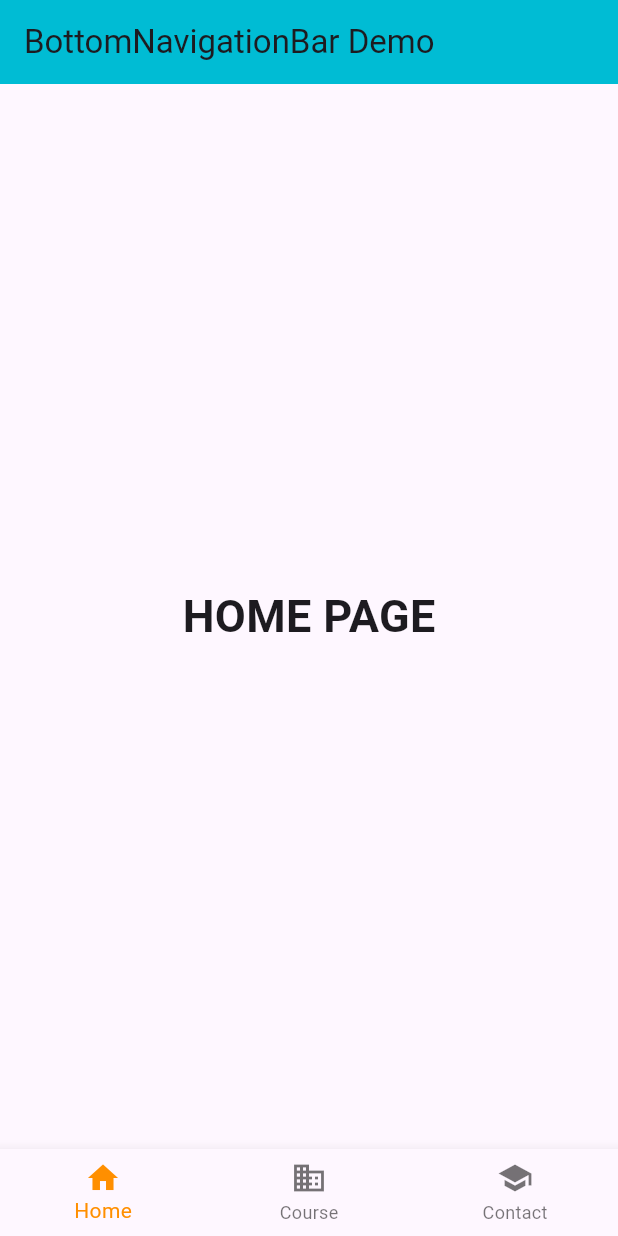
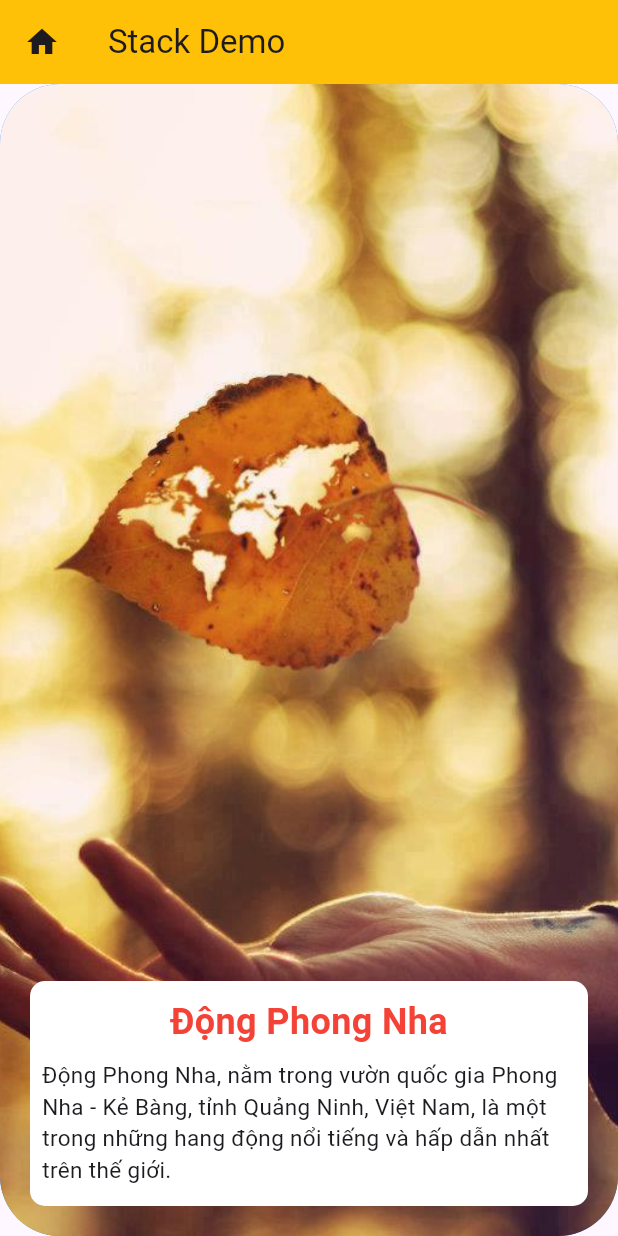
Before and after one commit to minhtienha/LapTrinhDiDong, a Flutter app: the screen it shows after launch, on a phone screen of 412 x 824 dp. Run offline on Flutter 3.47's test engine with Material 3 defaults, Android fonts, the phone set to English and light mode, and no system bars.

Commit message:
Bài mẫu chương 3

```diff
--- /dev/null
+++ b/lib/BaiMau5DongPhongNha.dart
@@ -0,0 +1,81 @@
+import 'package:flutter/material.dart';
+
+class BaiMau5 extends StatelessWidget {
+  const BaiMau5({super.key});
+
+  @override
+  Widget build(BuildContext context) {
+    return MaterialApp(
+      title: 'Động Phong Nha',
+      debugShowCheckedModeBanner: false,
+      home: BaiMau5Screen(),
+    );
+  }
+}
+
+class BaiMau5Screen extends StatelessWidget {
+  const BaiMau5Screen({super.key});
+
+  @override
+  Widget build(BuildContext context) {
+    return Scaffold(
+      appBar: AppBar(
+        title: Text('Stack Demo'),
+        backgroundColor: Colors.amber,
+        leading: IconButton(icon: Icon(Icons.home), onPressed: () {}),
+      ),
+      body: Stack(
+        alignment: Alignment.center,
+        children: [
+          Container(
+            decoration: BoxDecoration(
+              color: Colors.blue,
+              borderRadius: BorderRadius.circular(40),
+              image: const DecorationImage(
+                image: AssetImage('assets/images/my-avatar.jpg'),
+                fit: BoxFit.cover,
+              ),
+            ),
+          ),
+          Positioned(
+            right: 20,
+            left: 20,
+            bottom: 20,
+            child: Container(
+              decoration: BoxDecoration(
+                color: Colors.white,
+                borderRadius: BorderRadius.circular(10),
+              ),
+              height: 150,
+              child: const Column(
+                children: [
+                  SizedBox(height: 10),
+                  Text(
+                    'Động Phong Nha',
+                    style: TextStyle(
+                      fontSize: 24,
+                      color: Colors.red,
+                      fontWeight: FontWeight.bold,
+                    ),
+                  ),
+                  Padding(
+                    padding: EdgeInsets.all(8),
+                    child: Text(
+                      'Động Phong Nha, nằm trong vườn quốc gia Phong Nha - Kẻ Bàng, tỉnh Quảng Ninh, Việt Nam, là một trong những hang động nổi tiếng và hấp dẫn nhất trên thế giới.',
+                      maxLines: 4,
+                      overflow: TextOverflow.clip,
+                      style: TextStyle(
+                        fontSize: 15,
+                        fontWeight: FontWeight.normal,
+                      ),
+                    ),
+                  ),
+                ],
+              ),
+            ),
+          ),
+        ],
+      ),
+    );
+  }
+}
--- a/lib/main.dart
+++ b/lib/main.dart
@@ -1,8 +1,11 @@
 import 'package:bai04_chuong3/BaiMau1Stack.dart';
 import 'package:bai04_chuong3/BaiMau2AppBar.dart';
+import 'package:bai04_chuong3/BaiMau3Drawer.dart';
+import 'package:bai04_chuong3/BaiMau4RowCol.dart';
+import 'package:bai04_chuong3/BaiMau5DongPhongNha.dart';
 import 'package:bai04_chuong3/BaiMauBottomNav.dart';
 import 'package:flutter/material.dart';
 
 void main() {
-  runApp(const BottomNavigationBar_VD());
+  runApp(const BaiMau5());
 }
--- a/pubspec.yaml
+++ b/pubspec.yaml
@@ -2,7 +2,7 @@ name: bai04_chuong3
 description: "A new Flutter project."
 # The following line prevents the package from being accidentally published to
 # pub.dev using `flutter pub publish`. This is preferred for private packages.
-publish_to: 'none' # Remove this line if you wish to publish to pub.dev
+publish_to: "none" # Remove this line if you wish to publish to pub.dev
 
 # The following defines the version and build number for your application.
 # A version number is three numbers separated by dots, like 1.2.43
@@ -51,6 +51,8 @@ dev_dependencies:
 
 # The following section is specific to Flutter packages.
 flutter:
+  assets:
+    - assets/images/
 
   # The following line ensures that the Material Icons font is
   # included with your application, so that you can use the icons in
```
Also changed, not shown: lib/BaiMau3Drawer.dart (added, +79 -0 lines), lib/BaiMau4RowCol.dart (added, +87 -0 lines), assets/images/iphone1.jpg (added), assets/images/iphone2.jpg (added), assets/images/iphone3.jpg (added), assets/images/my-avatar.jpg (added).
